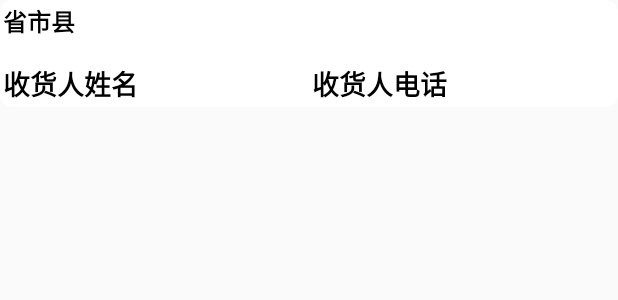
After one commit to mysilicons/HouseKeepDemo, an Android app: the layout pre_order_adress_item.xml on its own in the app's theme, with its tools: preview values and no code run, on a phone screen of 412 x 824 dp. The commit adds this screen. Shown: the top 300 px of the screen. Run offline under Robolectric (Android 15) with nearby library versions, the phone set to English and light mode, and no system bars.

Commit message:
订单功能完成

```diff
--- a/app/src/main/AndroidManifest.xml
+++ b/app/src/main/AndroidManifest.xml
@@ -17,6 +17,9 @@
         android:roundIcon="@mipmap/ic_launcher_round"
         android:supportsRtl="true"
         android:theme="@style/Theme.AppCompat.Light.NoActionBar">
+        <activity
+            android:name=".activities.PreOrderActivity"
+            android:exported="false" />
         <activity
             android:name=".activities.OrderDetailActivity"
             android:exported="false" />
--- /dev/null
+++ b/app/src/main/res/layout/pre_order_adress_item.xml
@@ -0,0 +1,49 @@
+<?xml version="1.0" encoding="utf-8"?>
+<LinearLayout xmlns:android="http://schemas.android.com/apk/res/android"
+    android:layout_width="match_parent"
+    android:layout_height="wrap_content"
+    android:background="@drawable/bg_white_8"
+    android:orientation="vertical">
+
+    <TextView
+        android:id="@+id/address_title_textview"
+        android:layout_width="match_parent"
+        android:layout_height="40dp"
+        android:padding="2dp"
+        android:text="省市县"
+        android:textColor="@android:color/black"
+        android:textSize="16sp"
+        android:textStyle="bold" />
+
+
+    <LinearLayout
+        android:layout_width="match_parent"
+        android:layout_height="wrap_content"
+        android:orientation="horizontal">
+
+        <TextView
+            android:id="@+id/address_name_textview"
+            android:layout_width="wrap_content"
+            android:layout_height="match_parent"
+            android:gravity="center"
+            android:padding="2dp"
+            android:text="收货人姓名"
+            android:textColor="@android:color/black"
+            android:textSize="18sp"
+            android:textStyle="bold" />
+
+        <TextView
+            android:id="@+id/address_phone_textview"
+            android:layout_width="wrap_content"
+            android:layout_height="match_parent"
+            android:gravity="center"
+            android:padding="2dp"
+            android:layout_weight="1"
+            android:text="收货人电话"
+            android:textColor="@android:color/black"
+            android:textSize="18sp"
+            android:textStyle="bold" />
+    </LinearLayout>
+
+
+</LinearLayout>
--- /dev/null
+++ b/app/src/main/res/values/refs.xml
@@ -0,0 +1,2 @@
+<?xml version="1.0" encoding="utf-8"?>
+<resources></resources>
```
Also changed, not shown: app/src/main/java/cn/mysilicon/housekeep/Adapter/PreOrderAddressAdapter.java (added, +64 -0 lines), app/src/main/java/cn/mysilicon/housekeep/activities/DetailsActivity.java (+3 -37 lines), app/src/main/java/cn/mysilicon/housekeep/activities/PreOrderActivity.java (added, +219 -0 lines), app/src/main/res/layout/activity_pre_order.xml (added, +114 -0 lines).
